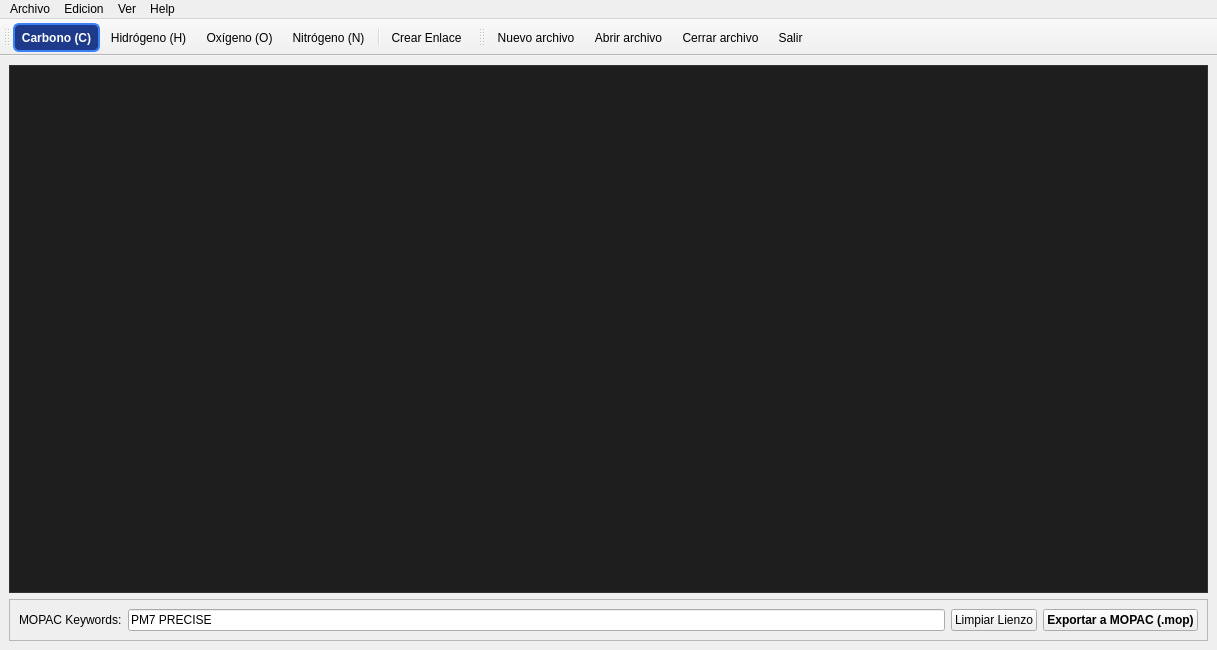
The window that mainwindow.ui (BertoSoft/qtVisorMol_V20) describes before a commit, drawn with Qt 5.
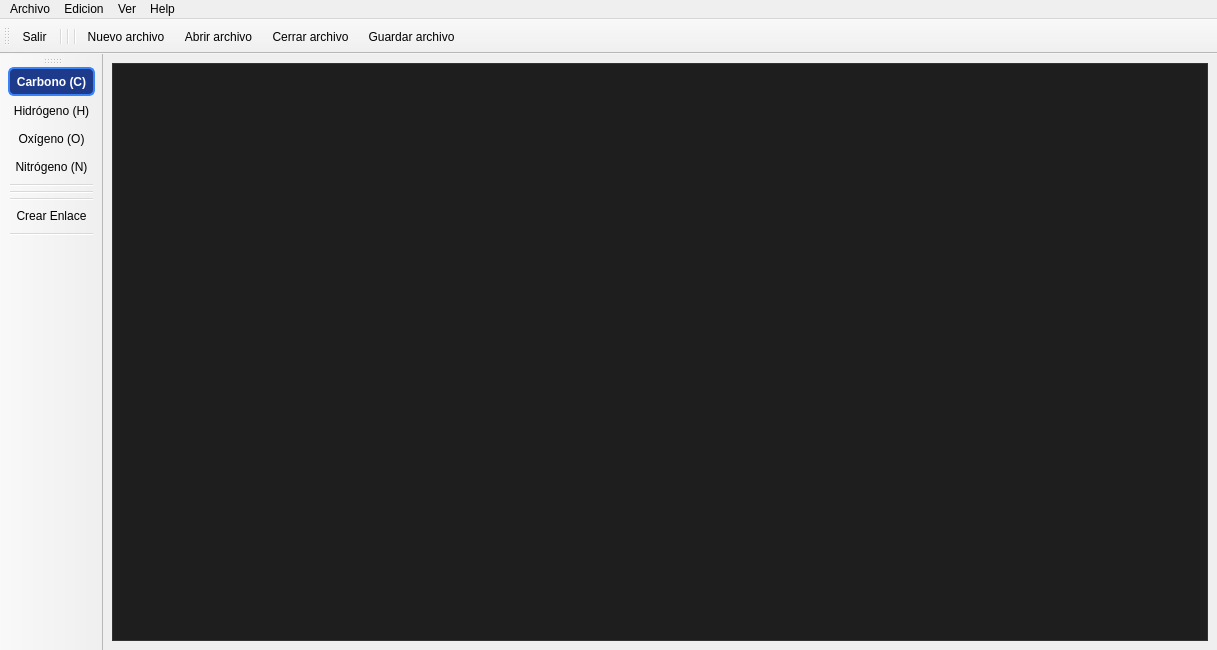
The same window after the commit. Icons and pictures are not drawn.

The edit to the form file:
```diff
--- a/mainwindow.ui
+++ b/mainwindow.ui
@@ -79,54 +79,6 @@
       </property>
      </widget>
     </item>
-    <item>
-     <widget class="QFrame" name="bottomFrame">
-      <property name="frameShape">
-       <enum>QFrame::Shape::StyledPanel</enum>
-      </property>
-      <property name="frameShadow">
-       <enum>QFrame::Shadow::Raised</enum>
-      </property>
-      <layout class="QHBoxLayout" name="horizontalLayout">
-       <item>
-        <widget class="QLabel" name="labelKeywords">
-         <property name="text">
-          <string>MOPAC Keywords:</string>
-         </property>
-        </widget>
-       </item>
-       <item>
-        <widget class="QLineEdit" name="txtArgumentos">
-         <property name="text">
-          <string>PM7 PRECISE</string>
-         </property>
-         <property name="placeholderText">
-          <string>Ej: PM7 PRECISE GEOM-OPT</string>
-         </property>
-        </widget>
-       </item>
-       <item>
-        <widget class="QPushButton" name="btnLimpiar">
-         <property name="text">
-          <string>Limpiar Lienzo</string>
-         </property>
-        </widget>
-       </item>
-       <item>
-        <widget class="QPushButton" name="btnExportar">
-         <property name="font">
-          <font>
-           <bold>true</bold>
-          </font>
-         </property>
-         <property name="text">
-          <string>Exportar a MOPAC (.mop)</string>
-         </property>
-        </widget>
-       </item>
-      </layout>
-     </widget>
-    </item>
    </layout>
   </widget>
   <widget class="QToolBar" name="toolbarElementos">
@@ -137,7 +89,7 @@
     <enum>Qt::ToolButtonStyle::ToolButtonTextUnderIcon</enum>
    </property>
    <attribute name="toolBarArea">
-    <enum>TopToolBarArea</enum>
+    <enum>LeftToolBarArea</enum>
    </attribute>
    <attribute name="toolBarBreak">
     <bool>false</bool>
@@ -147,7 +99,10 @@
    <addaction name="actionOxigeno"/>
    <addaction name="actionNitrogeno"/>
    <addaction name="separator"/>
+   <addaction name="separator"/>
+   <addaction name="separator"/>
    <addaction name="actionModoEnlace"/>
+   <addaction name="separator"/>
   </widget>
   <widget class="QMenuBar" name="menuBar">
    <property name="geometry">
@@ -206,10 +161,14 @@
    <attribute name="toolBarBreak">
     <bool>false</bool>
    </attribute>
+   <addaction name="actionSalir"/>
+   <addaction name="separator"/>
+   <addaction name="separator"/>
+   <addaction name="separator"/>
    <addaction name="actionNuevo_archivo"/>
    <addaction name="actionAbrir_archivo"/>
    <addaction name="actionCerrar_archivo"/>
-   <addaction name="actionSalir"/>
+   <addaction name="actionGuardar_archivo"/>
   </widget>
   <action name="actionCarbono">
    <property name="checkable">
@@ -305,6 +264,15 @@
     <string>Salir</string>
    </property>
   </action>
+  <action name="actionGuardar_archivo">
+   <property name="icon">
+    <iconset resource="recursos.qrc">
+     <normaloff>:/iconos/guardar.png</normaloff>:/iconos/guardar.png</iconset>
+   </property>
+   <property name="text">
+    <string>Guardar archivo</string>
+   </property>
+  </action>
  </widget>
  <resources>
   <include location="recursos.qrc"/>
```
Left out of the diff: 4 changed lines with no effect on the pictures.
